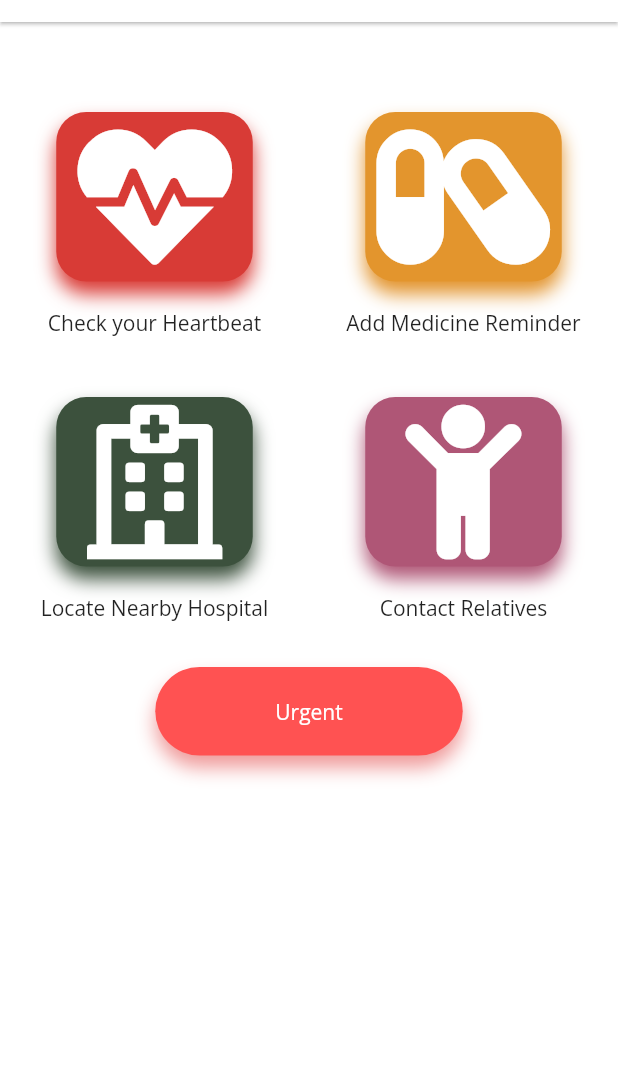
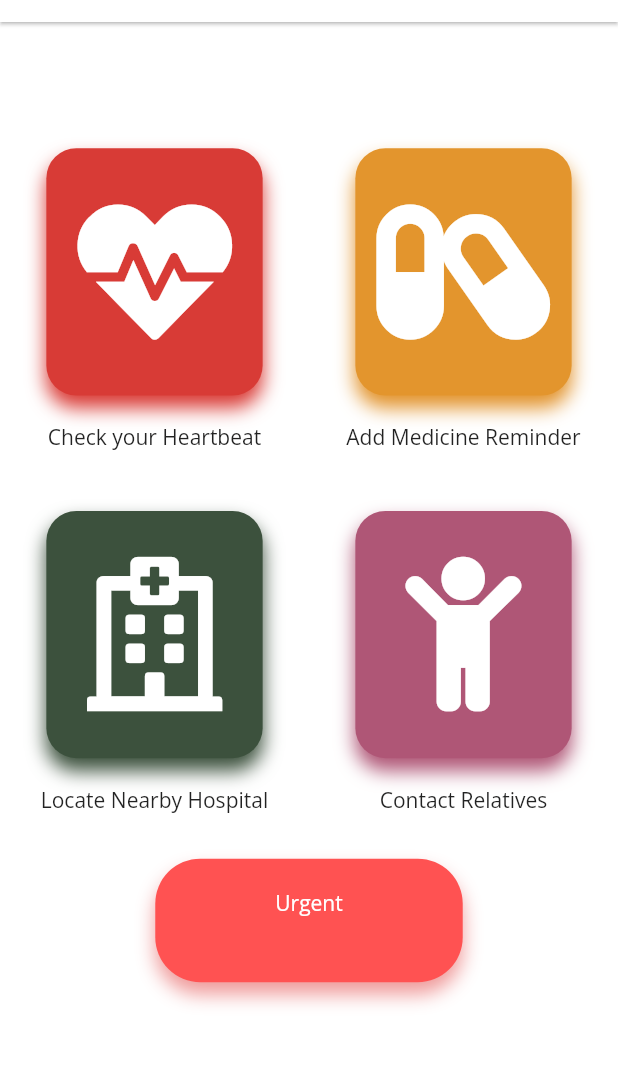
Before and after one commit to adarshbalu/elderly_app, a Flutter app: the screen it shows after launch, on a phone screen of 412 x 824 dp, the part 62-1128 px from its top. Run offline on Flutter 3.47's test engine with Material 2 defaults, Android fonts, the light colour scheme and no system bars; our stand-ins replace flutter_spinkit, font_awesome_flutter, google_fonts.

Commit message:
Changed width and height of widgets for best fit in all devices

```diff
--- a/lib/screens/home_screen.dart
+++ b/lib/screens/home_screen.dart
@@ -19,72 +19,7 @@ class _HomeScreenState extends State<HomeScreen> {
     dimensions(screenHeight, screenWidth);
 
     return Scaffold(
-      drawer: Drawer(
-        elevation: 4,
-        child: Column(
-          children: <Widget>[
-            Expanded(
-              flex: 6,
-              child: ListView(
-                children: <Widget>[
-                  Container(
-                    margin: EdgeInsets.all(20.0),
-                    child: Row(
-                      children: <Widget>[
-                        Expanded(
-                            child:
-                                Image.asset('lib/resources/images/logo.png')),
-                        SizedBox(
-                          width: 20.0,
-                        ),
-                        Text(
-                          'Elderly ',
-                          style: TextStyle(
-                            fontWeight: FontWeight.w100,
-                            fontSize: 32.0,
-                          ),
-                        ),
-                        Text(
-                          'Care',
-                          style: TextStyle(
-                            fontWeight: FontWeight.w100,
-                            fontSize: 32.0,
-                            color: Colors.green,
-                          ),
-                        ),
-                        SizedBox(
-                          width: 10.0,
-                        )
-                      ],
-                    ),
-                  ),
-                  Divider(),
-                  ListButtons(
-                    icon: Icons.assignment,
-                    text: 'Item 1',
-                  ),
-                  ListButtons(
-                    icon: Icons.alarm,
-                    text: 'Item 2',
-                  ),
-                  ListButtons(
-                    icon: Icons.assessment,
-                    text: 'Item 3',
-                  ),
-                ],
-              ),
-            ),
-            Row(
-              children: <Widget>[
-                Container(
-                  child: Text('Application in Development'),
-                  margin: EdgeInsets.all(20),
-                ),
-              ],
-            ),
-          ],
-        ),
-      ),
+      drawer: AppDrawer(),
       appBar: AppBar(
         title: Text('Elderly Care'),
         centerTitle: true,
@@ -106,10 +41,10 @@ class _HomeScreenState extends State<HomeScreen> {
           ),
         ],
       ),
-      body: ListView(
+      body: Column(
         children: <Widget>[
           SizedBox(
-            height: 50.0,
+            height: screenHeight * (9 / 100),
           ),
           Row(
             children: <Widget>[
@@ -118,8 +53,10 @@ class _HomeScreenState extends State<HomeScreen> {
                   children: <Widget>[
                     GestureDetector(
                       child: CardButton(
+                        height: screenHeight * (20 / 100),
+                        width: screenWidth * (35 / 100),
                         icon: FontAwesomeIcons.heartbeat,
-                        size: (screenWidth / 4),
+                        size: screenWidth * (25 / 100),
                         color: Color(0xffD83B36),
                         borderColor: Color(0xffd93b36),
                       ),
@@ -139,8 +76,10 @@ class _HomeScreenState extends State<HomeScreen> {
                   children: <Widget>[
                     GestureDetector(
                       child: CardButton(
+                        height: screenHeight * (20 / 100),
+                        width: screenWidth * (35 / 100),
                         icon: FontAwesomeIcons.capsules,
-                        size: (screenWidth / 4),
+                        size: screenWidth * (25 / 100),
                         color: Color(0xffE3952D),
                         borderColor: Color(0xffe2932c),
                       ),
@@ -167,8 +106,10 @@ class _HomeScreenState extends State<HomeScreen> {
                   children: <Widget>[
                     GestureDetector(
                       child: CardButton(
+                        height: screenHeight * (20 / 100),
+                        width: screenWidth * (35 / 100),
                         icon: FontAwesomeIcons.hospital,
-                        size: (screenWidth / 4),
+                        size: screenWidth * (25 / 100),
                         color: Color(0xff3c513d),
                         borderColor: Color(0xff3c513d),
                       ),
@@ -188,8 +129,10 @@ class _HomeScreenState extends State<HomeScreen> {
                   children: <Widget>[
                     GestureDetector(
                       child: CardButton(
+                        height: screenHeight * (20 / 100),
+                        width: screenWidth * (35 / 100),
                         icon: FontAwesomeIcons.child,
-                        size: (screenWidth / 4),
+                        size: screenWidth * (25 / 100),
                         color: Color(0xffaf5676),
                         borderColor: Color(0xffaf5676),
                       ),
@@ -212,6 +155,7 @@ class _HomeScreenState extends State<HomeScreen> {
                 print('Urgent Tapped');
               },
               child: Container(
+                height: screenHeight * (10 / 100),
                 decoration: BoxDecoration(
                   color: Colors.redAccent,
                   borderRadius: BorderRadius.circular(30),
@@ -240,25 +184,6 @@ class _HomeScreenState extends State<HomeScreen> {
   }
 }
 
-class ListButtons extends StatelessWidget {
-  String text;
-  var icon;
-  ListButtons({this.text, this.icon});
-  @override
-  Widget build(BuildContext context) {
-    return ListTile(
-      title: Text(
-        text,
-        style: kDrawerListStyle,
-      ),
-      leading: Icon(
-        icon,
-        size: 37.0,
-      ),
-    );
-  }
-}
-
 void dimensions(double a, double b) {
   print(a);
   print(b);
--- a/lib/widgets/app_default.dart
+++ b/lib/widgets/app_default.dart
@@ -1 +1,94 @@
 import 'package:flutter/material.dart';
+import 'package:elderly_app/others/constants.dart';
+
+class AppDrawer extends StatelessWidget {
+  @override
+  Widget build(BuildContext context) {
+    return SafeArea(
+      child: Drawer(
+        elevation: 4,
+        child: Column(
+          children: <Widget>[
+            Expanded(
+              child: Column(
+                children: <Widget>[
+                  Container(
+                    margin: EdgeInsets.all(20.0),
+                    child: Row(
+                      children: <Widget>[
+                        Expanded(
+                            child:
+                                Image.asset('lib/resources/images/logo.png')),
+                        SizedBox(
+                          width: 20.0,
+                        ),
+                        Text(
+                          'Elderly ',
+                          style: TextStyle(
+                            fontWeight: FontWeight.w100,
+                            fontSize: 32.0,
+                          ),
+                        ),
+                        Text(
+                          'Care',
+                          style: TextStyle(
+                            fontWeight: FontWeight.w100,
+                            fontSize: 32.0,
+                            color: Colors.green,
+                          ),
+                        ),
+                        SizedBox(
+                          width: 10.0,
+                        )
+                      ],
+                    ),
+                  ),
+                  Divider(),
+                  ListButtons(
+                    icon: Icons.assignment,
+                    text: 'Item 1',
+                  ),
+                  ListButtons(
+                    icon: Icons.alarm,
+                    text: 'Item 2',
+                  ),
+                  ListButtons(
+                    icon: Icons.assessment,
+                    text: 'Item 3',
+                  ),
+                ],
+              ),
+            ),
+            Row(
+              children: <Widget>[
+                Container(
+                  child: Text('Application in Development'),
+                  margin: EdgeInsets.all(20),
+                ),
+              ],
+            ),
+          ],
+        ),
+      ),
+    );
+  }
+}
+
+class ListButtons extends StatelessWidget {
+  String text;
+  var icon;
+  ListButtons({this.text, this.icon});
+  @override
+  Widget build(BuildContext context) {
+    return ListTile(
+      title: Text(
+        text,
+        style: kDrawerListStyle,
+      ),
+      leading: Icon(
+        icon,
+        size: 37.0,
+      ),
+    );
+  }
+}
--- a/lib/widgets/home_screen_widgets.dart
+++ b/lib/widgets/home_screen_widgets.dart
@@ -1,14 +1,20 @@
 import 'package:flutter/material.dart';
 
 class CardButton extends StatelessWidget {
-  var icon, size, color, borderColor;
-  CardButton({this.icon, this.size, this.color, this.borderColor});
+  var icon, size, color, borderColor, height, width;
+  CardButton(
+      {this.icon,
+      this.size,
+      this.color,
+      this.borderColor,
+      this.height,
+      this.width});
 
   @override
   Widget build(BuildContext context) {
     return Container(
-      height: 113,
-      width: 131,
+      height: height,
+      width: width,
       decoration: BoxDecoration(
           color: color,
           borderRadius: BorderRadius.circular(20),
```
